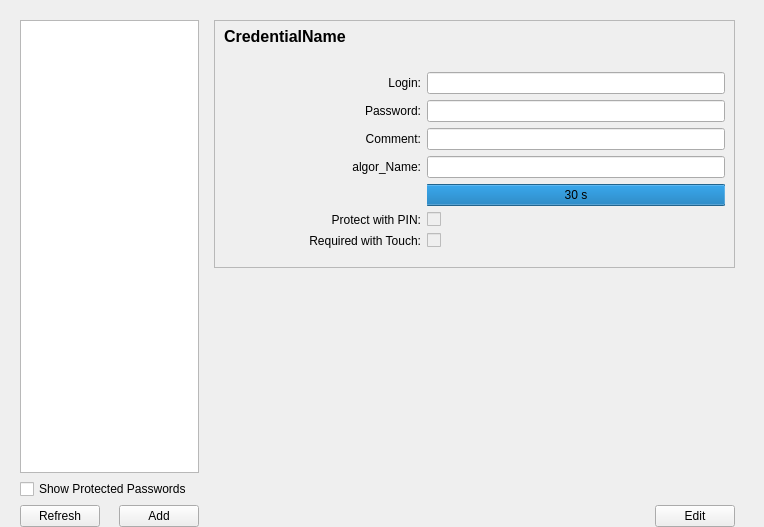
The window that nitrokeyapp/ui/secrets_tab.ui (Nitrokey/nitrokey-app2) describes before a commit, drawn with Qt 5.
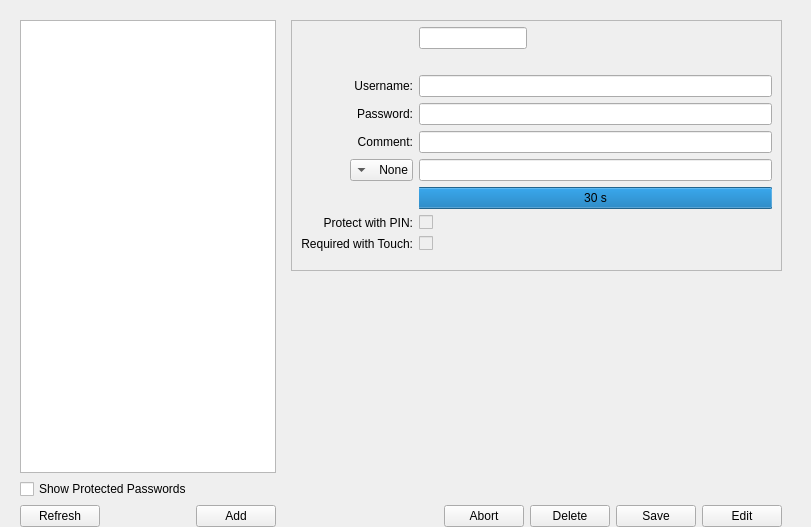
The same window after the commit. Icons and pictures are not drawn.

The edit to the form file:
```diff
--- a/nitrokeyapp/ui/secrets_tab.ui
+++ b/nitrokeyapp/ui/secrets_tab.ui
@@ -6,7 +6,7 @@
    <rect>
     <x>0</x>
     <y>0</y>
-    <width>764</width>
+    <width>811</width>
     <height>527</height>
    </rect>
   </property>
@@ -27,11 +27,11 @@
     <number>0</number>
    </property>
    <item>
-    <widget class="QStackedWidget" name="stackedWidget">
+    <widget class="QStackedWidget" name="secret_tab">
      <property name="currentIndex">
       <number>0</number>
      </property>
-     <widget class="QWidget" name="pageCompatible">
+     <widget class="QWidget" name="page_compatible">
       <property name="sizePolicy">
        <sizepolicy hsizetype="Expanding" vsizetype="Expanding">
         <horstretch>0</horstretch>
@@ -42,31 +42,8 @@
        <property name="bottomMargin">
         <number>0</number>
        </property>
-       <item row="0" column="0">
-        <widget class="QListWidget" name="secretsList">
-         <property name="sizePolicy">
-          <sizepolicy hsizetype="Expanding" vsizetype="Expanding">
-           <horstretch>0</horstretch>
-           <verstretch>0</verstretch>
-          </sizepolicy>
-         </property>
-         <property name="minimumSize">
-          <size>
-           <width>60</width>
-           <height>0</height>
-          </size>
-         </property>
-        </widget>
-       </item>
-       <item row="1" column="0">
-        <widget class="QCheckBox" name="checkBoxProtected">
-         <property name="text">
-          <string>Show Protected Passwords</string>
-         </property>
-        </widget>
-       </item>
        <item row="2" column="0">
-        <widget class="QWidget" name="ButtonSpace" native="true">
+        <widget class="QWidget" name="___button_space" native="true">
          <property name="sizePolicy">
           <sizepolicy hsizetype="Expanding" vsizetype="Preferred">
            <horstretch>0</horstretch>
@@ -90,7 +67,7 @@
            <number>0</number>
           </property>
           <item>
-           <widget class="QPushButton" name="pushButtonRefresh">
+           <widget class="QPushButton" name="btn_refresh">
             <property name="sizePolicy">
              <sizepolicy hsizetype="Maximum" vsizetype="Fixed">
               <horstretch>0</horstretch>
@@ -107,7 +84,7 @@
            </widget>
           </item>
           <item>
-           <spacer name="horizontalSpacer">
+           <spacer name="___horizontal_spacer">
             <property name="orientation">
              <enum>Qt::Horizontal</enum>
             </property>
@@ -120,7 +97,7 @@
            </spacer>
           </item>
           <item>
-           <widget class="QPushButton" name="pushButtonAdd">
+           <widget class="QPushButton" name="btn_add">
             <property name="text">
              <string>Add</string>
             </property>
@@ -133,8 +110,31 @@
          </layout>
         </widget>
        </item>
+       <item row="1" column="0">
+        <widget class="QCheckBox" name="is_protected">
+         <property name="text">
+          <string>Show Protected Passwords</string>
+         </property>
+        </widget>
+       </item>
+       <item row="0" column="0">
+        <widget class="QListWidget" name="secrets_list">
+         <property name="sizePolicy">
+          <sizepolicy hsizetype="Expanding" vsizetype="Expanding">
+           <horstretch>0</horstretch>
+           <verstretch>0</verstretch>
+          </sizepolicy>
+         </property>
+         <property name="minimumSize">
+          <size>
+           <width>60</width>
+           <height>0</height>
+          </size>
+         </property>
+        </widget>
+       </item>
        <item row="0" column="1" rowspan="3">
-        <widget class="QStackedWidget" name="CredentialTabSpace">
+        <widget class="QStackedWidget" name="credential_tab_space">
          <property name="sizePolicy">
           <sizepolicy hsizetype="Expanding" vsizetype="Expanding">
            <horstretch>20</horstretch>
@@ -144,10 +144,10 @@
          <property name="currentIndex">
           <number>1</number>
          </property>
-         <widget class="QWidget" name="credentialEmpty">
+         <widget class="QWidget" name="credential_empty">
           <layout class="QGridLayout" name="gridLayout_2"/>
          </widget>
-         <widget class="QWidget" name="credentialShow">
+         <widget class="QWidget" name="credential_show">
           <layout class="QVBoxLayout" name="verticalLayout_3">
            <property name="topMargin">
             <number>0</number>
@@ -156,7 +156,7 @@
             <number>0</number>
            </property>
            <item>
-            <widget class="QFrame" name="CredentialFrame">
+            <widget class="QFrame" name="___credential_show_frame">
              <property name="sizePolicy">
               <sizepolicy hsizetype="Expanding" vsizetype="Expanding">
                <horstretch>0</horstretch>
@@ -173,90 +173,8 @@
               <property name="topMargin">
                <number>6</number>
               </property>
-              <item row="0" column="0">
-               <widget class="QLabel" name="credentialName">
-                <property name="sizePolicy">
-                 <sizepolicy hsizetype="Expanding" vsizetype="Expanding">
-                  <horstretch>0</horstretch>
-                  <verstretch>0</verstretch>
-                 </sizepolicy>
-                </property>
-                <property name="font">
-                 <font>
-                  <pointsize>12</pointsize>
-                  <weight>75</weight>
-                  <bold>true</bold>
-                 </font>
-                </property>
-                <property name="text">
-                 <string>CredentialName</string>
-                </property>
-                <property name="scaledContents">
-                 <bool>true</bool>
-                </property>
-                <property name="margin">
-                 <number>7</number>
-                </property>
-               </widget>
-              </item>
-              <item row="5" column="1">
-               <widget class="QLabel" name="otp_label">
-                <property name="text">
-                 <string>algor_Name:</string>
-                </property>
-                <property name="alignment">
-                 <set>Qt::AlignRight|Qt::AlignTrailing|Qt::AlignVCenter</set>
-                </property>
-               </widget>
-              </item>
-              <item row="4" column="2" colspan="2">
-               <widget class="QLineEdit" name="comment">
-                <property name="sizePolicy">
-                 <sizepolicy hsizetype="Expanding" vsizetype="Fixed">
-                  <horstretch>0</horstretch>
-                  <verstretch>0</verstretch>
-                 </sizepolicy>
-                </property>
-               </widget>
-              </item>
-              <item row="3" column="0" colspan="2">
-               <widget class="QLabel" name="password_label">
-                <property name="text">
-                 <string>Password:</string>
-                </property>
-                <property name="alignment">
-                 <set>Qt::AlignRight|Qt::AlignTrailing|Qt::AlignVCenter</set>
-                </property>
-               </widget>
-              </item>
-              <item row="1" column="2" colspan="2">
-               <spacer name="verticalSpacer_3">
-                <property name="orientation">
-                 <enum>Qt::Vertical</enum>
-                </property>
-                <property name="sizeType">
-                 <enum>QSizePolicy::Fixed</enum>
-                </property>
-                <property name="sizeHint" stdset="0">
-                 <size>
-                  <width>298</width>
-                  <height>20</height>
-                 </size>
-                </property>
-               </spacer>
-              </item>
-              <item row="2" column="1">
-               <widget class="QLabel" name="login_label">
-                <property name="text">
-                 <string>Login:</string>
-                </property>
-                <property name="alignment">
-                 <set>Qt::AlignRight|Qt::AlignTrailing|Qt::AlignVCenter</set>
-                </property>
-               </widget>
-              </item>
-              <item row="9" column="2">
-               <spacer name="verticalSpacer">
+              <item row="10" column="2">
+               <spacer name="___verticalSpacer">
                 <property name="orientation">
                  <enum>Qt::Vertical</enum>
                 </property>
@@ -268,123 +186,30 @@
                 </property>
                </spacer>
               </item>
-              <item row="7" column="2">
-               <widget class="QCheckBox" name="checkBoxPinProtection">
-                <property name="enabled">
-                 <bool>false</bool>
-                </property>
-                <property name="layoutDirection">
-                 <enum>Qt::LeftToRight</enum>
-                </property>
-                <property name="text">
-                 <string/>
-                </property>
-                <property name="checkable">
-                 <bool>true</bool>
-                </property>
-               </widget>
-              </item>
               <item row="4" column="0" colspan="2">
-               <widget class="QLabel" name="comment_label">
-                <property name="layoutDirection">
-                 <enum>Qt::LeftToRight</enum>
-                </property>
+               <widget class="QLabel" name="___password_label">
                 <property name="text">
-                 <string>Comment:</string>
+                 <string>Password:</string>
                 </property>
                 <property name="alignment">
                  <set>Qt::AlignRight|Qt::AlignTrailing|Qt::AlignVCenter</set>
                 </property>
                </widget>
               </item>
-              <item row="5" column="2" colspan="2">
-               <widget class="QLineEdit" name="otp">
-                <property name="sizePolicy">
-                 <sizepolicy hsizetype="Expanding" vsizetype="Fixed">
-                  <horstretch>0</horstretch>
-                  <verstretch>0</verstretch>
-                 </sizepolicy>
-                </property>
-                <property name="readOnly">
-                 <bool>true</bool>
-                </property>
-               </widget>
-              </item>
-              <item row="7" column="0" colspan="2">
-               <widget class="QLabel" name="checkBoxPinProtection_label">
-                <property name="layoutDirection">
-                 <enum>Qt::LeftToRight</enum>
-                </property>
-                <property name="text">
-                 <string>Protect with PIN:</string>
-                </property>
-                <property name="alignment">
-                 <set>Qt::AlignRight|Qt::AlignTrailing|Qt::AlignVCenter</set>
-                </property>
-               </widget>
-              </item>
-              <item row="2" column="2" colspan="2">
-               <widget class="QLineEdit" name="login">
-                <property name="sizePolicy">
-                 <sizepolicy hsizetype="Expanding" vsizetype="Fixed">
-                  <horstretch>8</horstretch>
-                  <verstretch>0</verstretch>
-                 </sizepolicy>
-                </property>
-                <property name="echoMode">
-                 <enum>QLineEdit::Normal</enum>
-                </property>
-                <property name="dragEnabled">
-                 <bool>false</bool>
-                </property>
-                <property name="clearButtonEnabled">
-                 <bool>false</bool>
-                </property>
-               </widget>
-              </item>
-              <item row="8" column="2">
-               <widget class="QCheckBox" name="checkBoxTouchProtection">
-                <property name="enabled">
-                 <bool>false</bool>
-                </property>
-                <property name="layoutDirection">
-                 <enum>Qt::LeftToRight</enum>
-                </property>
-                <property name="text">
-                 <string/>
-                </property>
-                <property name="checkable">
-                 <bool>true</bool>
-                </property>
-               </widget>
-              </item>
               <item row="8" column="0" colspan="2">
-               <widget class="QLabel" name="checkBoxTouchProtection_label">
+               <widget class="QLabel" name="___is_pin_protection_label">
                 <property name="layoutDirection">
-                 <enum>Qt::RightToLeft</enum>
+                 <enum>Qt::LeftToRight</enum>
                 </property>
                 <property name="text">
-                 <string>Required with Touch:</string>
+                 <string>Protect with PIN:</string>
                 </property>
                 <property name="alignment">
                  <set>Qt::AlignRight|Qt::AlignTrailing|Qt::AlignVCenter</set>
                 </property>
                </widget>
               </item>
-              <item row="0" column="2" colspan="2">
-               <spacer name="horizontalSpacer_2">
-                <property name="orientation">
-                 <enum>Qt::Horizontal</enum>
-                </property>
-                <property name="sizeHint" stdset="0">
-                 <size>
-                  <width>303</width>
-                  <height>17</height>
-                 </size>
-                </property>
-               </spacer>
-              </item>
-              <item row="3" column="2" colspan="2">
+              <item row="4" column="2" colspan="2">
                <widget class="QLineEdit" name="password">
                 <property name="sizePolicy">
                  <sizepolicy hsizetype="Expanding" vsizetype="Fixed">
@@ -403,8 +228,134 @@
                 </property>
                </widget>
               </item>
+              <item row="5" column="2" colspan="2">
+               <widget class="QLineEdit" name="comment">
+                <property name="sizePolicy">
+                 <sizepolicy hsizetype="Expanding" vsizetype="Fixed">
+                  <horstretch>0</horstretch>
+                  <verstretch>0</verstretch>
+                 </sizepolicy>
+                </property>
+               </widget>
+              </item>
+              <item row="3" column="1">
+               <widget class="QLabel" name="___username_label">
+                <property name="text">
+                 <string>Username:</string>
+                </property>
+                <property name="alignment">
+                 <set>Qt::AlignRight|Qt::AlignTrailing|Qt::AlignVCenter</set>
+                </property>
+               </widget>
+              </item>
+              <item row="5" column="0" colspan="2">
+               <widget class="QLabel" name="___comment_label">
+                <property name="layoutDirection">
+                 <enum>Qt::LeftToRight</enum>
+                </property>
+                <property name="text">
+                 <string>Comment:</string>
+                </property>
+                <property name="alignment">
+                 <set>Qt::AlignRight|Qt::AlignTrailing|Qt::AlignVCenter</set>
+                </property>
+               </widget>
+              </item>
+              <item row="2" column="2" colspan="2">
+               <spacer name="___verticalSpacer_3">
+                <property name="orientation">
+                 <enum>Qt::Vertical</enum>
+                </property>
+                <property name="sizeType">
+                 <enum>QSizePolicy::Fixed</enum>
+                </property>
+                <property name="sizeHint" stdset="0">
+                 <size>
+                  <width>298</width>
+                  <height>20</height>
+                 </size>
+                </property>
+               </spacer>
+              </item>
               <item row="6" column="2" colspan="2">
-               <widget class="QProgressBar" name="progressBarOtpTimeout">
+               <widget class="QLineEdit" name="otp">
+                <property name="sizePolicy">
+                 <sizepolicy hsizetype="Expanding" vsizetype="Fixed">
+                  <horstretch>0</horstretch>
+                  <verstretch>0</verstretch>
+                 </sizepolicy>
+                </property>
+                <property name="readOnly">
+                 <bool>true</bool>
+                </property>
+               </widget>
+              </item>
+              <item row="8" column="2">
+               <widget class="QCheckBox" name="is_pin_protected">
+                <property name="enabled">
+                 <bool>false</bool>
+                </property>
+                <property name="layoutDirection">
+                 <enum>Qt::LeftToRight</enum>
+                </property>
+                <property name="text">
+                 <string/>
+                </property>
+                <property name="checkable">
+                 <bool>true</bool>
+                </property>
+               </widget>
+              </item>
+              <item row="3" column="2" colspan="2">
+               <widget class="QLineEdit" name="username">
+                <property name="sizePolicy">
+                 <sizepolicy hsizetype="Expanding" vsizetype="Fixed">
+                  <horstretch>8</horstretch>
+                  <verstretch>0</verstretch>
+                 </sizepolicy>
+                </property>
+                <property name="echoMode">
+                 <enum>QLineEdit::Normal</enum>
+                </property>
+                <property name="dragEnabled">
+                 <bool>false</bool>
+                </property>
+                <property name="clearButtonEnabled">
+                 <bool>false</bool>
+                </property>
+               </widget>
+              </item>
+              <item row="9" column="0" colspan="2">
+               <widget class="QLabel" name="___is_touch_protection_label">
+                <property name="layoutDirection">
+                 <enum>Qt::RightToLeft</enum>
+                </property>
+                <property name="text">
+                 <string>Required with Touch:</string>
+                </property>
+                <property name="alignment">
+                 <set>Qt::AlignRight|Qt::AlignTrailing|Qt::AlignVCenter</set>
+                </property>
+               </widget>
+              </item>
+              <item row="9" column="2">
+               <widget class="QCheckBox" name="is_touch_protected">
+                <property name="enabled">
+                 <bool>false</bool>
+                </property>
+                <property name="layoutDirection">
+                 <enum>Qt::LeftToRight</enum>
+                </property>
+                <property name="text">
+                 <string/>
+                </property>
+                <property name="checkable">
+                 <bool>true</bool>
+                </property>
+               </widget>
+              </item>
+              <item row="7" column="2" colspan="2">
+               <widget class="QProgressBar" name="otp_timeout_progress">
                 <property name="maximum">
                  <number>30</number>
                 </property>
@@ -422,227 +373,18 @@
                 </property>
                </widget>
               </item>
-             </layout>
-            </widget>
-           </item>
-           <item>
-            <spacer name="verticalSpacer_4">
-             <property name="orientation">
-              <enum>Qt::Vertical</enum>
-             </property>
-             <property name="sizeHint" stdset="0">
-              <size>
-               <width>408</width>
-               <height>140</height>
-              </size>
-             </property>
-            </spacer>
-           </item>
-           <item>
-            <widget class="QWidget" name="Edit_widget" native="true">
-             <layout class="QHBoxLayout" name="horizontalLayout_2">
-              <property name="topMargin">
-               <number>0</number>
-              </property>
-              <property name="rightMargin">
-               <number>0</number>
-              </property>
-              <property name="bottomMargin">
-               <number>0</number>
-              </property>
-              <item>
-               <spacer name="horizontalSpacer_4">
-                <property name="orientation">
-                 <enum>Qt::Horizontal</enum>
-                </property>
-                <property name="sizeHint" stdset="0">
-                 <size>
-                  <width>202</width>
-                  <height>20</height>
-                 </size>
-                </property>
-               </spacer>
-              </item>
-              <item>
-               <widget class="QPushButton" name="pushButtonEdit">
-                <property name="text">
-                 <string>Edit</string>
-                </property>
-                <property name="icon">
-                 <iconset>
-                  <normaloff>icons/edit_FILL0_wght400_GRAD0_opsz24.png</normaloff>icons/edit_FILL0_wght400_GRAD0_opsz24.png</iconset>
-                </property>
-               </widget>
-              </item>
-             </layout>
-            </widget>
-           </item>
-          </layout>
-         </widget>
-         <widget class="QWidget" name="credentialEdit">
-          <layout class="QVBoxLayout" name="verticalLayout_4">
-           <property name="topMargin">
-            <number>0</number>
-           </property>
-           <property name="bottomMargin">
-            <number>0</number>
-           </property>
-           <item>
-            <widget class="QFrame" name="CredentialEditFrame">
-             <property name="sizePolicy">
-              <sizepolicy hsizetype="Expanding" vsizetype="Expanding">
-               <horstretch>0</horstretch>
-               <verstretch>0</verstretch>
-              </sizepolicy>
-             </property>
-             <property name="frameShape">
-              <enum>QFrame::StyledPanel</enum>
-             </property>
-             <property name="frameShadow">
-              <enum>QFrame::Raised</enum>
-             </property>
-             <layout class="QGridLayout" name="gridLayout_4">
-              <property name="topMargin">
-               <number>6</number>
-              </property>
-              <item row="0" column="2" colspan="2">
-               <spacer name="horizontalSpacer_3">
-                <property name="orientation">
-                 <enum>Qt::Horizontal</enum>
-                </property>
-                <property name="sizeHint" stdset="0">
-                 <size>
-                  <width>303</width>
-                  <height>17</height>
-                 </size>
-                </property>
-               </spacer>
-              </item>
-              <item row="7" column="0" colspan="2">
-               <widget class="QLabel" name="checkBoxTouchProtectionEdit_label">
-                <property name="layoutDirection">
-                 <enum>Qt::RightToLeft</enum>
-                </property>
-                <property name="text">
-                 <string>Required with Touch:</string>
-                </property>
-                <property name="alignment">
-                 <set>Qt::AlignRight|Qt::AlignTrailing|Qt::AlignVCenter</set>
-                </property>
-               </widget>
-              </item>
-              <item row="4" column="2" colspan="2">
-               <widget class="QLineEdit" name="commentEdit">
+              <item row="1" column="2">
+               <widget class="QLineEdit" name="credential_name">
                 <property name="sizePolicy">
-                 <sizepolicy hsizetype="Expanding" vsizetype="Fixed">
+                 <sizepolicy hsizetype="Maximum" vsizetype="Fixed">
                   <horstretch>0</horstretch>
                   <verstretch>0</verstretch>
                  </sizepolicy>
                 </property>
                </widget>
               </item>
-              <item row="6" column="0" colspan="2">
-               <widget class="QLabel" name="checkBoxPinProtectionEdit_label">
-                <property name="layoutDirection">
-                 <enum>Qt::LeftToRight</enum>
-                </property>
-                <property name="text">
-                 <string>Protect with PIN:</string>
-                </property>
-                <property name="alignment">
-                 <set>Qt::AlignRight|Qt::AlignTrailing|Qt::AlignVCenter</set>
-                </property>
-               </widget>
-              </item>
-              <item row="7" column="2">
-               <widget class="QCheckBox" name="checkBoxTouchProtectionEdit">
-                <property name="enabled">
-                 <bool>false</bool>
-                </property>
-                <property name="layoutDirection">
-                 <enum>Qt::LeftToRight</enum>
-                </property>
-                <property name="text">
-                 <string/>
-                </property>
-                <property name="checkable">
-                 <bool>true</bool>
-                </property>
-               </widget>
-              </item>
-              <item row="3" column="0" colspan="2">
-               <widget class="QLabel" name="passwordEdit_label">
-                <property name="text">
-                 <string>Password:</string>
-                </property>
-                <property name="alignment">
-                 <set>Qt::AlignRight|Qt::AlignTrailing|Qt::AlignVCenter</set>
-                </property>
-               </widget>
-              </item>
-              <item row="0" column="0">
-               <widget class="QLineEdit" name="credentialEditName">
-                <property name="placeholderText">
-                 <string>CredentialName</string>
-                </property>
-               </widget>
-              </item>
-              <item row="2" column="2" colspan="2">
-               <widget class="QLineEdit" name="loginEdit">
-                <property name="sizePolicy">
-                 <sizepolicy hsizetype="Expanding" vsizetype="Fixed">
-                  <horstretch>8</horstretch>
-                  <verstretch>0</verstretch>
-                 </sizepolicy>
-                </property>
-                <property name="echoMode">
-                 <enum>QLineEdit::Normal</enum>
-                </property>
-                <property name="dragEnabled">
-                 <bool>false</bool>
-                </property>
-                <property name="clearButtonEnabled">
-                 <bool>false</bool>
-                </property>
-               </widget>
-              </item>
-              <item row="3" column="2" colspan="2">
-               <widget class="QLineEdit" name="passwordEdit">
-                <property name="sizePolicy">
-                 <sizepolicy hsizetype="Expanding" vsizetype="Fixed">
-                  <horstretch>0</horstretch>
-                  <verstretch>0</verstretch>
-                 </sizepolicy>
-                </property>
-                <property name="echoMode">
-                 <enum>QLineEdit::Password</enum>
-                </property>
-                <property name="dragEnabled">
-                 <bool>true</bool>
-                </property>
-                <property name="clearButtonEnabled">
-                 <bool>false</bool>
-                </property>
-               </widget>
-              </item>
-              <item row="1" column="2" colspan="2">
-               <spacer name="verticalSpacer_5">
-                <property name="orientation">
-                 <enum>Qt::Vertical</enum>
-                </property>
-                <property name="sizeType">
-                 <enum>QSizePolicy::Fixed</enum>
-                </property>
-                <property name="sizeHint" stdset="0">
-                 <size>
-                  <width>298</width>
-                  <height>20</height>
-                 </size>
-                </property>
-               </spacer>
-              </item>
-              <item row="5" column="1">
-               <widget class="QComboBox" name="selectAlgorithm">
+              <item row="6" column="1">
+               <widget class="QComboBox" name="algorithm">
                 <property name="layoutDirection">
                  <enum>Qt::RightToLeft</enum>
                 </property>
@@ -650,14 +392,19 @@
                  <bool>false</bool>
                 </property>
                 <property name="currentText">
-                 <string>OTP</string>
+                 <string>None</string>
                 </property>
                 <property name="currentIndex">
                  <number>0</number>
                 </property>
                 <item>
                  <property name="text">
-                  <string>OTP</string>
+                  <string>None</string>
+                 </property>
+                </item>
+                <item>
+                 <property name="text">
+                  <string>TOTP</string>
                  </property>
                 </item>
                 <item>
@@ -667,93 +414,25 @@
                 </item>
                </widget>
               </item>
-              <item row="5" column="2" colspan="2">
-               <widget class="QLineEdit" name="otpEdit">
-                <property name="sizePolicy">
-                 <sizepolicy hsizetype="Expanding" vsizetype="Fixed">
-                  <horstretch>0</horstretch>
-                  <verstretch>0</verstretch>
-                 </sizepolicy>
-                </property>
-                <property name="readOnly">
-                 <bool>true</bool>
-                </property>
-               </widget>
-              </item>
-              <item row="6" column="2">
-               <widget class="QCheckBox" name="checkBoxPinProtectionEdit">
-                <property name="enabled">
-                 <bool>false</bool>
-                </property>
-                <property name="layoutDirection">
-                 <enum>Qt::LeftToRight</enum>
-                </property>
-                <property name="text">
-                 <string/>
-                </property>
-                <property name="checkable">
-                 <bool>true</bool>
-                </property>
-               </widget>
-              </item>
-              <item row="2" column="1">
-               <widget class="QLabel" name="loginEdit_label">
-                <property name="text">
-                 <string>Login:</string>
-                </property>
-                <property name="alignment">
-                 <set>Qt::AlignRight|Qt::AlignTrailing|Qt::AlignVCenter</set>
-                </property>
-               </widget>
-              </item>
-              <item row="8" column="2">
-               <spacer name="verticalSpacer_6">
-                <property name="orientation">
-                 <enum>Qt::Vertical</enum>
-                </property>
-                <property name="sizeHint" stdset="0">
-                 <size>
-                  <width>20</width>
-                  <height>10</height>
-                 </size>
-                </property>
-               </spacer>
-              </item>
-              <item row="4" column="0" colspan="2">
-               <widget class="QLabel" name="commentEdit_label">
-                <property name="layoutDirection">
-                 <enum>Qt::LeftToRight</enum>
-                </property>
-                <property name="text">
-                 <string>Comment:</string>
-                </property>
-                <property name="alignment">
-                 <set>Qt::AlignRight|Qt::AlignTrailing|Qt::AlignVCenter</set>
-                </property>
-               </widget>
-              </item>
              </layout>
             </widget>
            </item>
            <item>
-            <spacer name="verticalSpacer_7">
+            <spacer name="___verticalSpacer_4">
              <property name="orientation">
               <enum>Qt::Vertical</enum>
              </property>
              <property name="sizeHint" stdset="0">
               <size>
-               <width>446</width>
-               <height>172</height>
+               <width>408</width>
+               <height>140</height>
               </size>
              </property>
             </spacer>
            </item>
            <item>
-            <widget class="QWidget" name="button_widget" native="true">
-             <layout class="QHBoxLayout" name="horizontalLayout_3">
-              <property name="leftMargin">
-               <number>0</number>
-              </property>
+            <widget class="QWidget" name="___edit_button_space" native="true">
+             <layout class="QHBoxLayout" name="horizontalLayout_2">
               <property name="topMargin">
                <number>0</number>
               </property>
@@ -764,31 +443,26 @@
                <number>0</number>
               </property>
               <item>
-               <spacer name="horizontalSpacer_5">
+               <spacer name="___horizontalSpacer">
                 <property name="orientation">
                  <enum>Qt::Horizontal</enum>
                 </property>
                 <property name="sizeHint" stdset="0">
                  <size>
-                  <width>202</width>
+                  <width>40</width>
                   <height>20</height>
                  </size>
                 </property>
                </spacer>
               </item>
               <item>
-               <widget class="QPushButton" name="pushButtonDelete">
-                <property name="text">
-                 <string>Delete</string>
+               <widget class="QPushButton" name="btn_abort">
+                <property name="sizePolicy">
+                 <sizepolicy hsizetype="Preferred" vsizetype="Fixed">
+                  <horstretch>0</horstretch>
+                  <verstretch>0</verstretch>
+                 </sizepolicy>
                 </property>
-                <property name="icon">
-                 <iconset>
-                  <normaloff>icons/delete_FILL0_wght500_GRAD0_opsz40.png</normaloff>icons/delete_FILL0_wght500_GRAD0_opsz40.png</iconset>
-                </property>
-               </widget>
-              </item>
-              <item>
-               <widget class="QPushButton" name="pushButtonAbort">
                 <property name="text">
                  <string>Abort</string>
                 </property>
@@ -799,7 +473,30 @@
                </widget>
               </item>
               <item>
-               <widget class="QPushButton" name="pushButtonSave">
+               <widget class="QPushButton" name="btn_delete">
+                <property name="sizePolicy">
+                 <sizepolicy hsizetype="Preferred" vsizetype="Fixed">
+                  <horstretch>0</horstretch>
+                  <verstretch>0</verstretch>
+                 </sizepolicy>
+                </property>
+                <property name="text">
+                 <string>Delete</string>
+                </property>
+                <property name="icon">
+                 <iconset>
+                  <normaloff>icons/delete_FILL0_wght500_GRAD0_opsz40.png</normaloff>icons/delete_FILL0_wght500_GRAD0_opsz40.png</iconset>
+                </property>
+               </widget>
+              </item>
+              <item>
+               <widget class="QPushButton" name="btn_save">
+                <property name="sizePolicy">
+                 <sizepolicy hsizetype="Preferred" vsizetype="Fixed">
+                  <horstretch>0</horstretch>
+                  <verstretch>0</verstretch>
+                 </sizepolicy>
+                </property>
                 <property name="text">
                  <string>Save</string>
                 </property>
@@ -809,6 +506,26 @@
                 </property>
                </widget>
               </item>
+              <item>
+               <widget class="QPushButton" name="btn_edit">
+                <property name="sizePolicy">
+                 <sizepolicy hsizetype="Preferred" vsizetype="Fixed">
+                  <horstretch>0</horstretch>
+                  <verstretch>0</verstretch>
+                 </sizepolicy>
+                </property>
+                <property name="layoutDirection">
+                 <enum>Qt::LeftToRight</enum>
+                </property>
+                <property name="text">
+                 <string>Edit</string>
+                </property>
+                <property name="icon">
+                 <iconset>
+                  <normaloff>icons/edit_FILL0_wght400_GRAD0_opsz24.png</normaloff>icons/edit_FILL0_wght400_GRAD0_opsz24.png</iconset>
+                </property>
+               </widget>
+              </item>
              </layout>
             </widget>
            </item>
@@ -818,10 +535,10 @@
        </item>
       </layout>
      </widget>
-     <widget class="QWidget" name="pageIncompatible">
+     <widget class="QWidget" name="page_incompatible">
       <layout class="QVBoxLayout" name="verticalLayout">
        <item>
-        <widget class="QLabel" name="label_4">
+        <widget class="QLabel" name="___response">
          <property name="text">
           <string>Please update the firmware on the device to use this feature.</string>
          </property>
@@ -831,7 +548,7 @@
         </widget>
        </item>
        <item>
-        <spacer name="verticalSpacer_2">
+        <spacer name="___verticalSpacer_2">
          <property name="orientation">
           <enum>Qt::Vertical</enum>
          </property>
@@ -845,7 +562,7 @@
        </item>
       </layout>
      </widget>
-     <widget class="QWidget" name="pageEmpty"/>
+     <widget class="QWidget" name="page_empty"/>
     </widget>
    </item>
   </layout>
```
Left out of the diff: 4 changed lines with no effect on the pictures.
